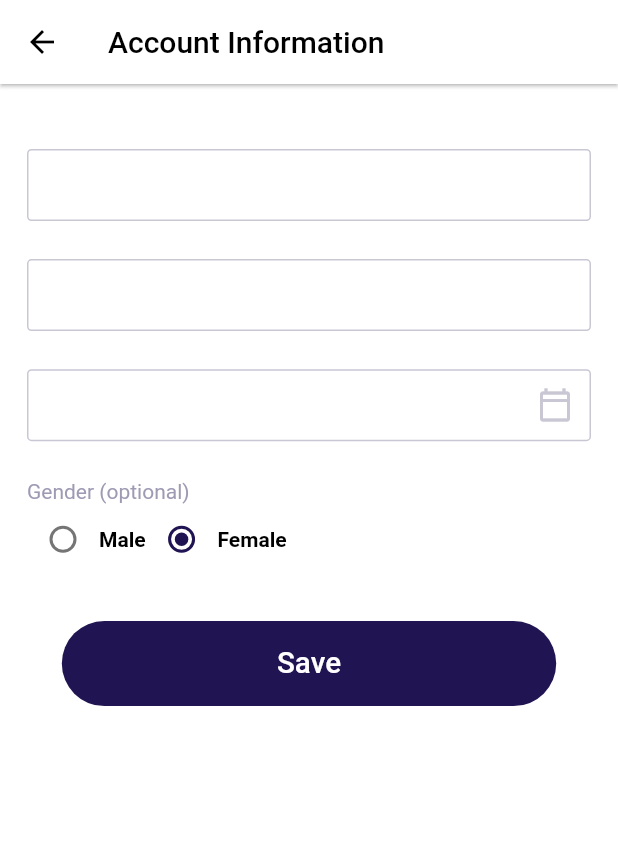
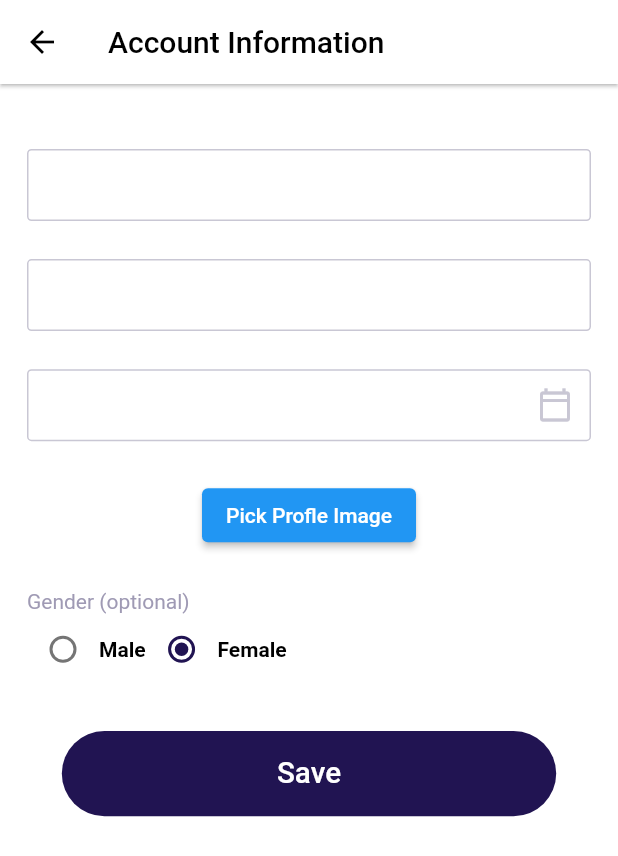
Before and after one commit to AKSHAT564564/feex_repo_main, a Flutter app: the UserAccountInfo screen opened directly, after a tap on "Save", on a phone screen of 412 x 824 dp. Shown: the top 856 px of the screen. Run offline on Flutter 3.47's test engine with Material 2 defaults, Android fonts, the phone set to English and light mode, and no system bars; our stand-ins replace flutter_svg, font_awesome_flutter, image_picker, modal_bottom_sheet, modal_progress_hud_nsn, rflutter_alert and 1 more; missing offline and left inert: image_picker_for_web, shared_preferences_web; accounts and stored records are empty; network calls fail.

Commit message:
22-01-2022 1:22

```diff
--- a/lib/profile/user_account_info.dart
+++ b/lib/profile/user_account_info.dart
@@ -1,3 +1,5 @@
+import 'dart:io';
+
 import 'package:feex/components/default_button.dart';
 import 'package:feex/constants.dart';
 import 'package:feex/providers/customer_details_provider.dart';
@@ -12,8 +14,6 @@ class UserAccountInfo extends StatefulWidget {
 }
 
 class _UserAccountInfoState extends State<UserAccountInfo> {
-  final ImagePicker _picker = ImagePicker();
-
   final _nameController = TextEditingController();
 
   final _mobileNumberController = TextEditingController();
@@ -24,17 +24,22 @@ class _UserAccountInfoState extends State<UserAccountInfo> {
 
   DateTime currentDate = DateTime.now();
 
-  Map<String, dynamic> _customerDetails = {
+  Map<String, dynamic> customerDetails = {
     'name': '',
     'mobile_number': '',
     'dob': '',
     'gender': '',
-    'profile': '',
+    'profile_img': '',
   };
 
   final ValueNotifier<int> radioButton =
       ValueNotifier<int>(-1); //using valuenotifier to update radio buttons
   //without setState Method
+
+  final ImagePicker _picker = ImagePicker();
+
+  final ValueNotifier<XFile?> pickedImage =
+      ValueNotifier(null); // using to avoid setState
 
   selectDate() async {
     //Date picker
@@ -51,17 +56,22 @@ class _UserAccountInfoState extends State<UserAccountInfo> {
   }
 
   pickImage() async {
-    final XFile? image = await _picker.pickImage(source: ImageSource.gallery);
-    if (image != null) {
-      print('abcd ${image.path}');
+    pickedImage.value = await _picker.pickImage(source: ImageSource.gallery);
+    if (pickedImage.value != null) {
+      customerDetails['profile_img'] = pickedImage.value; //storing picked image
     }
   }
 
+  removePickedImage() async {
+    pickedImage.value = null;
+    customerDetails['profile_img'] =
+        'assets/images/user_default.png'; //setting default image
+  }
 
   credentialsFeild(
       controller, hintText, errorText, obscureText, feildIcon, feildName) {
-    //felidName is for storing Data int the map
-    //accprding to the valid feild
+    //felidName is for storing Data in the map
+    //according to the valid feild
     return TextFormField(
       obscureText: obscureText,
       keyboardType: TextInputType.emailAddress,
@@ -70,7 +80,9 @@ class _UserAccountInfoState extends State<UserAccountInfo> {
       validator: (value) {
         if (value == null || value.isEmpty) return 'please enter $hintText';
       },
-      onChanged: (value) => _customerDetails[feildName] = controller.text,
+      onChanged: (value) {
+        customerDetails[feildName] = value;
+      },
       decoration: InputDecoration(
         contentPadding: const EdgeInsets.all(10),
         errorText: errorText ? 'Check $hintText' : null,
@@ -108,6 +120,12 @@ class _UserAccountInfoState extends State<UserAccountInfo> {
     );
   }
 
+  bool storedInitialValue =
+      false; //using this to store initial details of customer only once
+  //Consumer updates initial values each time
+  //Defeating the purpose
+  //Turns true once initial values are stored in the map
+
   @override
   Widget build(BuildContext context) {
     return Scaffold(
@@ -129,12 +147,13 @@ class _UserAccountInfoState extends State<UserAccountInfo> {
           padding: const EdgeInsets.all(18.0),
           child: Consumer<CustomerDetailsProvider>(builder: (_, value, __) {
             // storing initial values from the database
-
-            _customerDetails['name'] = value.customerDetailsModel.name;
-            _customerDetails['mobile_number'] =
+            if (storedInitialValue == false) {
+              customerDetails['name'] = value.customerDetailsModel.name;
+              customerDetails['mobile_number'] =
                   value.customerDetailsModel.mobileNumber;
-            _customerDetails['dob'] = value.customerDetailsModel.dob;
-            _customerDetails['gender'] = value.customerDetailsModel.gender;
+              customerDetails['dob'] = value.customerDetailsModel.dob;
+              customerDetails['gender'] = value.customerDetailsModel.gender;
+              customerDetails['profile_img'] = 'assets/images/user_default.png';
 
               //initializing radio buttons
               if (value.customerDetailsModel.gender == 'Male') {
@@ -142,8 +161,10 @@ class _UserAccountInfoState extends State<UserAccountInfo> {
               } else {
                 radioButton.value = 2;
               }
-
-            return Column(
+              storedInitialValue = true;
+            }
+            return SingleChildScrollView(
+              child: Column(
                 crossAxisAlignment: CrossAxisAlignment.start,
                 children: [
                   SizedBox(height: getProportionateScreenHeight(25)),
@@ -176,7 +197,7 @@ class _UserAccountInfoState extends State<UserAccountInfo> {
                             await selectDate().then((v) {
                               _dobController.text =
                                   currentDate.toString().substring(0, 10);
-                            _customerDetails['dob'] = _dobController.text;
+                              customerDetails['dob'] = _dobController.text;
                             });
                           },
                           icon: const Icon(
@@ -185,12 +206,45 @@ class _UserAccountInfoState extends State<UserAccountInfo> {
                           )),
                       'dob'),
                   SizedBox(height: getProportionateScreenHeight(25)),
+                  ValueListenableBuilder<XFile?>(
+                      valueListenable: pickedImage,
+                      builder: (_, imageValue, __) {
+                        return Row(
+                          mainAxisAlignment: MainAxisAlignment.spaceEvenly,
+                          children: [
+                            pickedImage.value != null
+                                ? CircleAvatar(
+                                    radius: 20,
+                                    backgroundImage:
+                                        Image.file(File(imageValue!.path))
+                                            .image,
+                                  )
+                                : const SizedBox(),
+                            ElevatedButton(
+                                onPressed: () async {
+                                  await pickImage();
+                                },
+                                child: pickedImage.value == null
+                                    ? const Text('Pick Profle Image')
+                                    : const Text('Change Image')),
+                            pickedImage.value != null
+                                ? TextButton(
+                                    onPressed: () async {
+                                      await removePickedImage();
+                                    },
+                                    child: const Text('Remove Image'))
+                                : const SizedBox()
+                          ],
+                        );
+                      }),
+                  SizedBox(height: getProportionateScreenHeight(25)),
                   const Text(
                     'Gender (optional)',
                     style: TextStyle(color: kSecondaryColor),
                   ),
                   ValueListenableBuilder<int>(
                       //listning to change in radioButton value
+                      //avoiding setState Method
                       // 1 for male
                       // 2 for female
                       valueListenable: radioButton,
@@ -210,7 +264,7 @@ class _UserAccountInfoState extends State<UserAccountInfo> {
                                           1; //on selecting radioButton variable will be updated to
                                       //desired value then it wil upadate the state of radio button
                                       //using value listner
-                                    _customerDetails['gender'] =
+                                      customerDetails['gender'] =
                                           'Male'; // updating the data
                                     }),
                                 const Text(
@@ -230,7 +284,7 @@ class _UserAccountInfoState extends State<UserAccountInfo> {
                                     activeColor: kPrimaryColor,
                                     onChanged: (v) {
                                       radioButton.value = 2;
-                                    _customerDetails['gender'] = 'Female';
+                                      customerDetails['gender'] = 'Female';
                                     }),
                                 const Text(
                                   'Female',
@@ -247,17 +301,24 @@ class _UserAccountInfoState extends State<UserAccountInfo> {
                     height: getProportionateScreenHeight(30),
                   ),
                   Center(
-                  child: Container(
+                    child: SizedBox(
                       width: MediaQuery.of(context).size.width * 0.8,
                       child: DefaultButton(
                         text: 'Save',
                         press: () async {
-                        pickImage();
+                          await CustomerDetailsProvider()
+                              .updateCustomerDetails(customerDetails)
+                              .then((v) {
+                            if (v == 'success') {
+                              Navigator.pop(context);
+                            }
+                          });
                         },
                       ),
                     ),
                   )
                 ],
+              ),
             );
           })),
     );
--- a/lib/profile/user_change_email.dart
+++ b/lib/profile/user_change_email.dart
@@ -6,6 +6,7 @@ import 'package:flutter/material.dart';
 import 'package:provider/provider.dart';
 
 class UserChangeEmail extends StatelessWidget {
+  UserChangeEmail({Key? key}) : super(key: key);
   final _emailController = TextEditingController();
 
   credentialsFeild(controller, hintText, errorText, obscureText, feildIcon) {
--- a/lib/providers/customer_address_provider.dart
+++ b/lib/providers/customer_address_provider.dart
@@ -57,7 +57,7 @@ class CustomerAddressProvider extends ChangeNotifier {
   addAddress(Map<String, dynamic> addressData) async {
     String url = 'https://feex.herokuapp.com/api/customer/address/';
     SharedPreferences sharedPreferences = await SharedPreferences.getInstance();
-    String? accessToken = await sharedPreferences.getString('access_token');
+    String? accessToken = sharedPreferences.getString('access_token');
 
     Map<String, dynamic> responseMap = {};
 
@@ -66,16 +66,15 @@ class CustomerAddressProvider extends ChangeNotifier {
           headers: {'Authorization': 'Bearer $accessToken'}, body: addressData);
       var jsonResponse = json.decode(response.body) as Map<String, dynamic>;
       if (response.statusCode == 201) {
-        responseMap['success'] = true;
         responseMap['statusCode'] = 200;
       } else if (response.statusCode == 400) {
         responseMap['response'] = jsonResponse;
         responseMap['statusCode'] = 400;
       } else {
-        responseMap['failure'] = true;
         responseMap['statusCode'] = 500;
       }
     }
+
     return responseMap;
   }
 }
--- a/lib/providers/customer_details_provider.dart
+++ b/lib/providers/customer_details_provider.dart
@@ -56,7 +56,26 @@ class CustomerDetailsProvider extends ChangeNotifier {
         _errorMessage = 'Unable to fetch Details';
       }
     }
+    return customerDetailsModel;
     notifyListeners();
+  }
+
+  updateCustomerDetails(Map<String, dynamic> customerDetails) async {
+    print(customerDetails.toString());
+    String url = 'https://feex.herokuapp.com/api/customer/update-profile/1/';
+    SharedPreferences sharedPreferences = await SharedPreferences.getInstance();
+    String? accessToken = await sharedPreferences.getString('access_token');
+    var response = await http.put(Uri.parse(url),
+        headers: {'Authorization': 'Bearer $accessToken'},
+        body: customerDetails);
+    print(response.body);
+
+    if (response.statusCode == 200) {
+      print(response.body);
+      return 'sucess';
+    } else {
+      return 'failure';
+    }
   }
 
   void initialValues() {
```
Also changed, not shown: lib/screens/home_screen/home_screen.dart (+6 -6 lines). Lines whose indentation alone changed are shown as unchanged.
